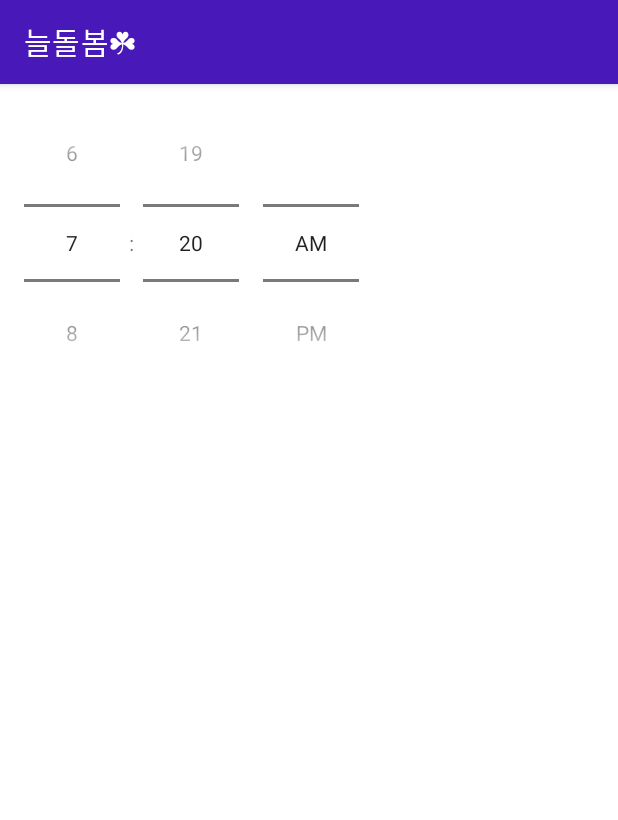
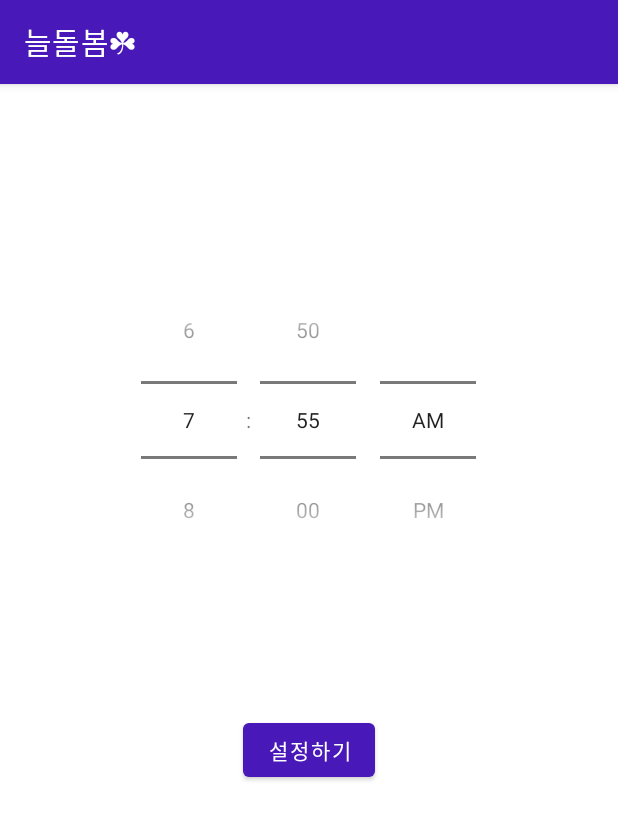
Before and after one commit to pknu-wap/2022_2_WAP_IoT_TEAM1, an Android app: the TimeActivity screen opened directly, with no data from a screen before it, on a phone screen of 412 x 824 dp. Shown: the top 820 px of the screen. Run offline under Robolectric (Android 15) with nearby library versions, the phone set to English and light mode, and no system bars.

Commit message:
time 구현

```diff
--- a/test1026/app/src/main/java/com/example/test1026/TimeActivity.kt
+++ b/test1026/app/src/main/java/com/example/test1026/TimeActivity.kt
@@ -1,9 +1,17 @@
 package com.example.test1026
 
-import androidx.appcompat.app.AppCompatActivity
+import android.content.res.Resources
 import android.os.Bundle
+import android.util.Log
+import android.widget.NumberPicker
 import android.widget.TextView
 import android.widget.TimePicker
+import androidx.appcompat.app.AppCompatActivity
+import com.example.test1026.databinding.ActivityTimeBinding
+import kotlinx.android.synthetic.main.activity_time.*
+import java.util.Calendar
+import java.util.Calendar.getInstance
+import java.util.logging.Logger.global
 
 class TimeActivity : AppCompatActivity() {
     override fun onCreate(savedInstanceState: Bundle?) {
@@ -11,15 +19,38 @@ class TimeActivity : AppCompatActivity() {
         setContentView(R.layout.activity_time)
         //객체 설정
         val timePicker: TimePicker = findViewById(R.id.timePicker)
-        val timeText: TextView = findViewById(R.id.time_text)
-
+        setTimePickerInterval(timePicker)
         //TimePicker 값 변경 이벤트
         timePicker.setOnTimeChangedListener { timePicker, hourOfDay, minute ->
-            //변경 된 값 Textview에 담기
-            timeText.text = "${hourOfDay}시 ${minute}분"
-        }
-    }//onCreate
+            timeText.text="${hourOfDay}시 ${minute*5}분"
+
+        }//setOnTimeChangedListener
 
 
+    }//onCreate
+}//AppCompatActivity
 
+// 시간 간격을 5분 단위로 바꿔주는 함수 setTimePickerInterval()
+private fun setTimePickerInterval(timePicker: TimePicker) {
+    lateinit var binding: ActivityTimeBinding
+    try {
+        val TIME_PICKER_INTERVAL = 5
+        val minutePicker = timePicker.findViewById(
+            Resources.getSystem().getIdentifier(
+                "minute", "id", "android"
+            )
+        ) as NumberPicker
+        minutePicker.minValue = 0
+        minutePicker.maxValue = 60 / TIME_PICKER_INTERVAL - 1
+        val displayedValues: MutableList<String> = ArrayList()
+        var i = 0
+        while (i < 60) {
+            displayedValues.add(String.format("%02d", i))
+            i += TIME_PICKER_INTERVAL
+        }
+        minutePicker.displayedValues = displayedValues.toTypedArray()
+
+    } //try
+    catch (e: Exception) {
     }
+} //setTimePickerInterval()
--- a/test1026/app/src/main/res/layout/activity_time.xml
+++ b/test1026/app/src/main/res/layout/activity_time.xml
@@ -3,18 +3,36 @@
     android:layout_width="match_parent"
     android:layout_height="match_parent">
 
+
     <TimePicker
         android:id="@+id/timePicker"
         android:layout_width="wrap_content"
         android:layout_height="wrap_content"
+        android:layout_alignParentTop="true"
+        android:layout_centerHorizontal="true"
+        android:layout_marginTop="118dp"
         android:timePickerMode="spinner" />
 
-    <TextView
-        android:id="@+id/time_text"
+    <Button
+        android:id="@+id/setTime"
         android:layout_width="wrap_content"
         android:layout_height="wrap_content"
+        android:layout_alignParentBottom="true"
+        android:layout_centerInParent="true"
+        android:layout_marginTop="40dp"
+        android:layout_marginBottom="300dp"
+        android:text="설정하기" />
+
+    <TextView
+        android:id="@+id/timeText"
+        android:layout_width="wrap_content"
+        android:layout_height="wrap_content"
+        android:layout_alignParentStart="true"
+        android:layout_alignParentBottom="true"
         android:layout_centerHorizontal="true"
-        android:textSize="30sp"
-        android:layout_marginTop="20dp"
-        android:layout_below="@+id/timePicker"/>
+        android:layout_marginStart="106dp"
+        android:layout_marginBottom="183dp"
+        android:textSize="30sp" />
+
+
 </RelativeLayout>
```
Also changed, not shown: test1026/app/build.gradle (+14 -6 lines), test1026/build.gradle (line endings or trailing spaces).
